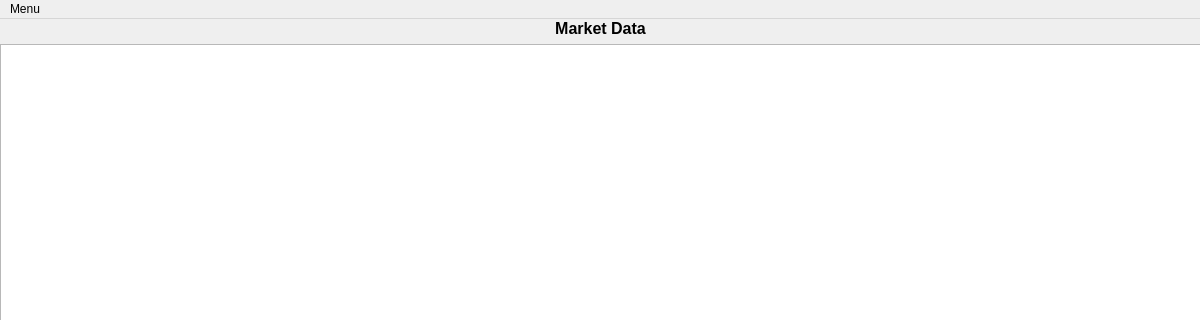
Before: the Qt Designer form ui/main_window.ui in Sulato86/gateio, drawn with Qt 5; both pictures show x 0 to 1200 and y 0 to 320 of the 1200 by 800 pixel window.
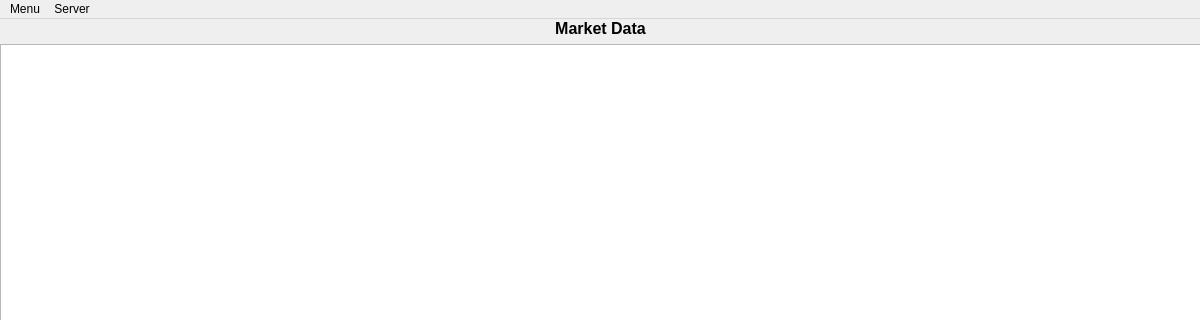
After: the same form once the commit is applied.

What changed in the file:
```diff
--- a/ui/main_window.ui
+++ b/ui/main_window.ui
@@ -183,9 +183,14 @@
     <property name="title">
      <string>Menu</string>
     </property>
-    <addaction name="actionImpor_API"/>
+   </widget>
+   <widget class="QMenu" name="menuServer">
+    <property name="title">
+     <string>Server</string>
+    </property>
    </widget>
    <addaction name="menuMenu"/>
+   <addaction name="menuServer"/>
   </widget>
   <widget class="QStatusBar" name="statusbar"/>
   <action name="actionImpor_API">
```
Left out of the diff: 3 changed lines with no effect on the pictures.
